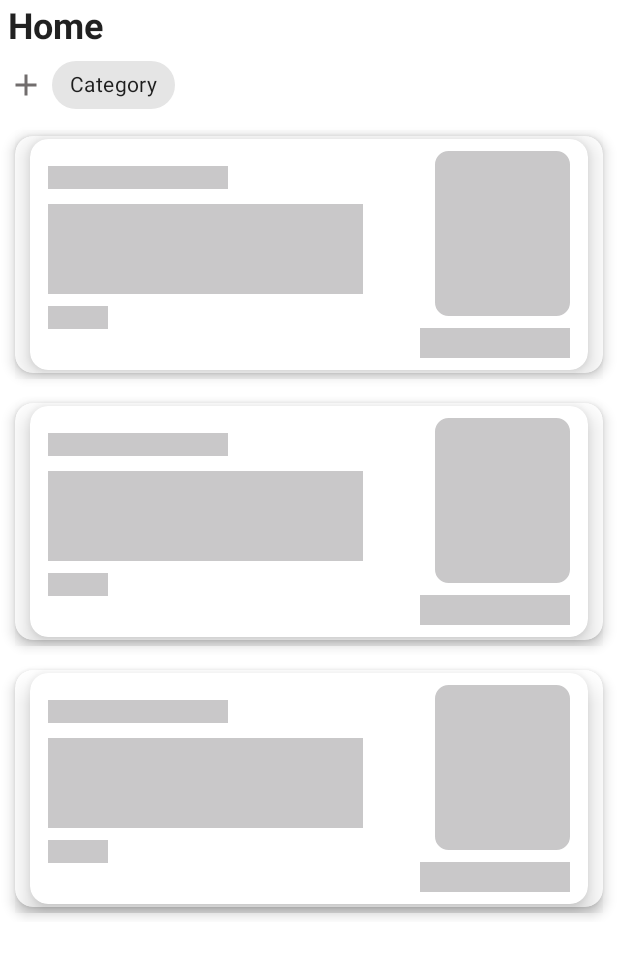
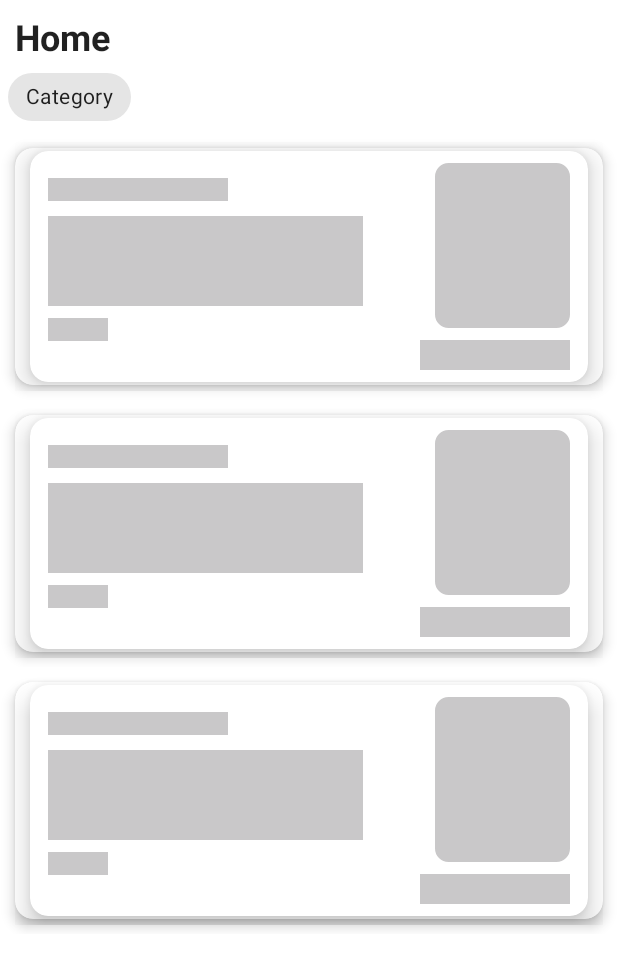
Before and after one commit to EduardoAlonso73/MyLinks, an Android app: the layout fragment_home.xml on its own in the app's theme, with its tools: preview values and no code run, on a phone screen of 412 x 824 dp. Shown: the top 969 px of the screen. Run offline under Robolectric (Android 15) with nearby library versions, the phone set to English and light mode, and no system bars.

Commit message:
We  created the fragment category

```diff
--- a/app/src/main/res/layout/fragment_home.xml
+++ b/app/src/main/res/layout/fragment_home.xml
@@ -13,7 +13,8 @@
         android:layout_height="wrap_content"
         android:orientation="horizontal"
         android:gravity="start"
-        android:layout_marginHorizontal="5dp"
+        android:layout_marginVertical="@dimen/common_padding_min"
+       android:layout_marginStart="10dp"
         app:layout_constraintRight_toRightOf="parent"
         app:layout_constraintTop_toTopOf="parent">
         <TextView
@@ -22,41 +23,15 @@
             android:layout_height="wrap_content"
             android:textStyle="bold"
             android:text="Home" />
-
-         <!--<androidx.appcompat.widget.SearchView
-             android:layout_width="match_parent"
-             android:layout_height="wrap_content"
-             />-->
-
     </LinearLayout>
-
-    <LinearLayout
-        android:id="@+id/llCategory"
-        android:layout_width="match_parent"
-        android:layout_height="wrap_content"
-        android:orientation="horizontal"
-        android:gravity="center"
-        android:layout_marginBottom="@dimen/common_padding_min"
-        android:layout_marginHorizontal="5dp"
-        app:layout_constraintRight_toRightOf="parent"
-        app:layout_constraintTop_toBottomOf="@id/llTitle">
-
-        <ImageButton
-            android:id="@+id/imageButton"
-            android:layout_width="wrap_content"
-            android:layout_height="wrap_content"
-            android:background="?attr/selectableItemBackground"
-            android:src="@drawable/ic_add"
-            app:layout_constraintStart_toStartOf="parent" />
-
         <androidx.recyclerview.widget.RecyclerView
             android:id="@+id/rvCategory"
             android:layout_width="match_parent"
             android:layout_height="wrap_content"
             tools:itemCount="1"
-            tools:listitem="@layout/item_category" />
-
-    </LinearLayout>
+            tools:listitem="@layout/item_category"
+            app:layout_constraintRight_toRightOf="parent"
+            app:layout_constraintTop_toBottomOf="@id/llTitle"/>
 
 
     <androidx.recyclerview.widget.RecyclerView
@@ -66,7 +41,7 @@
         app:layout_constraintBottom_toBottomOf="parent"
         app:layout_constraintEnd_toEndOf="parent"
         app:layout_constraintStart_toStartOf="parent"
-        app:layout_constraintTop_toBottomOf="@+id/llCategory"
+        app:layout_constraintTop_toBottomOf="@+id/rvCategory"
         tools:listitem="@layout/item_link" />
 
 
```
